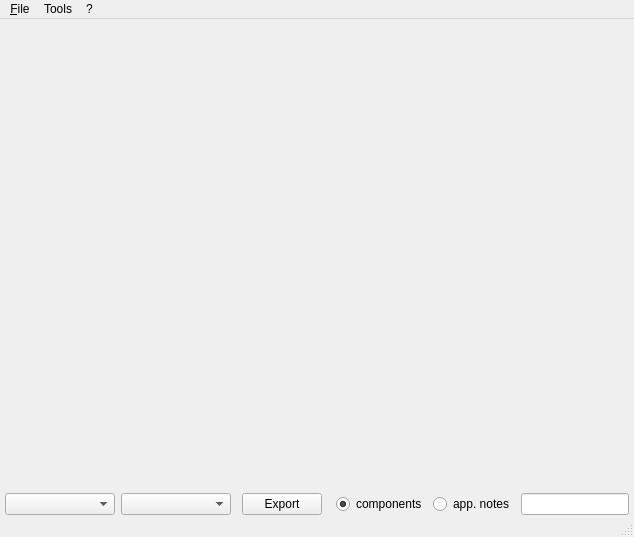
coskunergan/Component-Organizer, file gui/mainwindow.ui: the form before one commit.
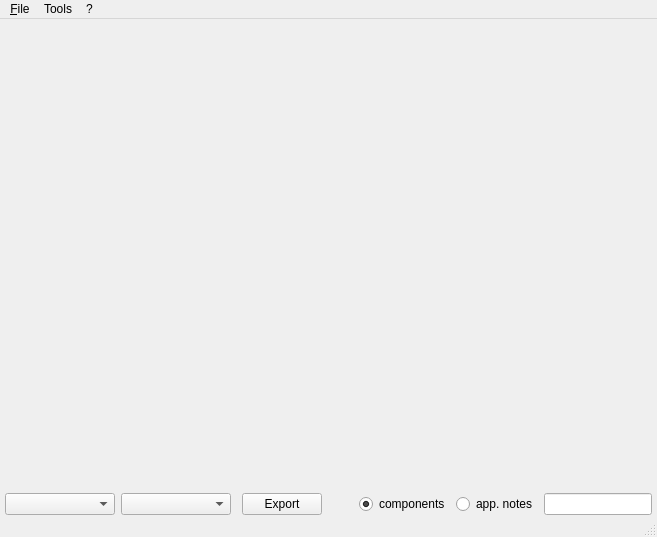
The form after the commit. Icons and pictures are not drawn.

```diff
--- a/gui/mainwindow.ui
+++ b/gui/mainwindow.ui
@@ -6,7 +6,7 @@
    <rect>
     <x>0</x>
     <y>0</y>
-    <width>634</width>
+    <width>657</width>
     <height>537</height>
    </rect>
   </property>
@@ -246,8 +246,8 @@
     <rect>
      <x>0</x>
      <y>0</y>
-     <width>634</width>
-     <height>20</height>
+     <width>657</width>
+     <height>21</height>
     </rect>
    </property>
    <widget class="QMenu" name="menuFile">
```
